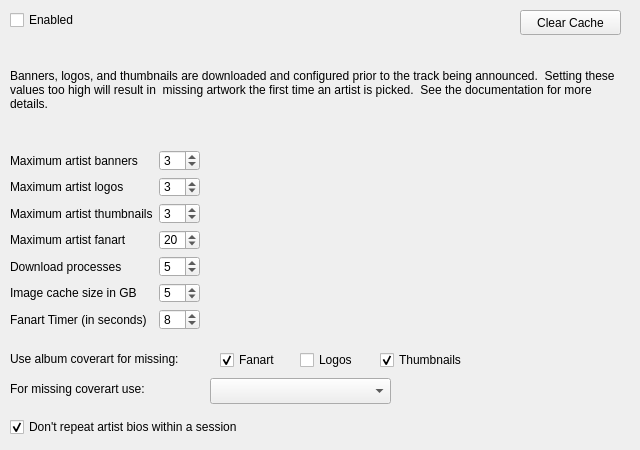
First picture: the form in nowplaying/resources/ui/artistextras.ui, repository whatsnowplaying/whats-now-playing, before the edit.
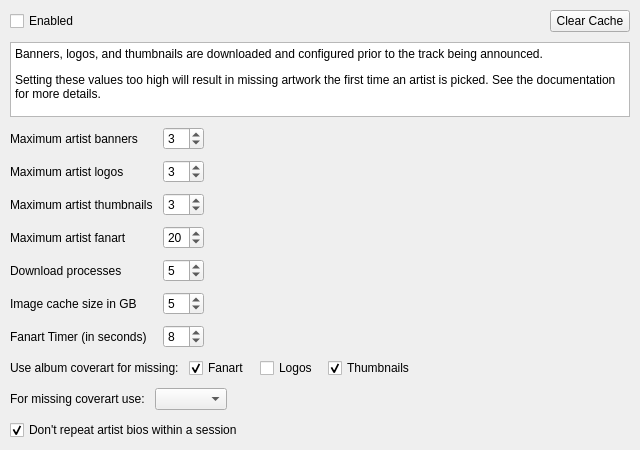
Second picture: the form after the edit.

Diff of the .ui file:
```diff
--- a/nowplaying/resources/ui/artistextras.ui
+++ b/nowplaying/resources/ui/artistextras.ui
@@ -16,31 +16,67 @@
   <property name="displayName" stdset="0">
    <string>Artist Extras</string>
   </property>
+  <layout class="QVBoxLayout" name="main_layout">
+   <property name="margin">
+    <number>10</number>
+   </property>
+   <property name="spacing">
+    <number>10</number>
+   </property>
+   <item>
+    <layout class="QHBoxLayout" name="top_layout">
+     <item>
   <widget class="QCheckBox" name="artistextras_checkbox">
-   <property name="geometry">
-    <rect>
-     <x>10</x>
-     <y>10</y>
-     <width>82</width>
-     <height>20</height>
-    </rect>
-   </property>
    <property name="text">
     <string>Enabled</string>
    </property>
   </widget>
-  <widget class="QWidget" name="formLayoutWidget_2">
-   <property name="geometry">
-    <rect>
-     <x>10</x>
-     <y>150</y>
-     <width>611</width>
-     <height>180</height>
-    </rect>
-   </property>
+     </item>
+     <item>
+      <spacer>
+       <property name="orientation">
+        <enum>Qt::Horizontal</enum>
+       </property>
+       <property name="sizeHint" stdset="0">
+        <size>
+         <width>40</width>
+         <height>20</height>
+        </size>
+       </property>
+      </spacer>
+     </item>
+     <item>
+      <widget class="QPushButton" name="clearcache_button">
+       <property name="text">
+        <string>Clear Cache</string>
+       </property>
+      </widget>
+     </item>
+    </layout>
+   </item>
+   <item>
+    <widget class="QTextBrowser" name="artistextras_desc_label">
+     <property name="sizePolicy">
+      <sizepolicy hsizetype="Expanding" vsizetype="Preferred">
+       <horstretch>0</horstretch>
+       <verstretch>0</verstretch>
+      </sizepolicy>
+     </property>
+     <property name="html">
+      <string>&lt;!DOCTYPE HTML PUBLIC &quot;-//W3C//DTD HTML 4.0//EN&quot; &quot;http://www.w3.org/TR/REC-html40/strict.dtd&quot;&gt;
+&lt;html&gt;&lt;head&gt;&lt;meta name=&quot;qrichtext&quot; content=&quot;1&quot; /&gt;&lt;style type=&quot;text/css&quot;&gt;
+p, li { white-space: pre-wrap; }
+&lt;/style&gt;&lt;/head&gt;&lt;body&gt;
+&lt;p&gt;Banners, logos, and thumbnails are downloaded and configured prior to the track being announced.&lt;/p&gt;
+&lt;p&gt;Setting these values too high will result in missing artwork the first time an artist is picked. See the documentation for more details.&lt;/p&gt;
+&lt;/body&gt;&lt;/html&gt;</string>
+     </property>
+    </widget>
+   </item>
+   <item>
    <layout class="QFormLayout" name="artistextras_layout">
     <property name="fieldGrowthPolicy">
-     <enum>QFormLayout::ExpandingFieldsGrow</enum>
+      <enum>QFormLayout::AllNonFixedFieldsGrow</enum>
     </property>
     <item row="0" column="0">
      <widget class="QLabel" name="banners_label">
@@ -50,6 +86,8 @@
      </widget>
     </item>
     <item row="0" column="1">
+      <layout class="QHBoxLayout" name="banners_layout">
+       <item>
      <widget class="QSpinBox" name="banners_spin">
       <property name="minimum">
        <number>1</number>
@@ -59,6 +97,21 @@
       </property>
      </widget>
     </item>
+       <item>
+        <spacer>
+         <property name="orientation">
+          <enum>Qt::Horizontal</enum>
+         </property>
+         <property name="sizeHint" stdset="0">
+          <size>
+           <width>40</width>
+           <height>20</height>
+          </size>
+         </property>
+        </spacer>
+       </item>
+      </layout>
+     </item>
     <item row="1" column="0">
      <widget class="QLabel" name="logos_label">
       <property name="text">
@@ -67,6 +120,8 @@
      </widget>
     </item>
     <item row="1" column="1">
+      <layout class="QHBoxLayout" name="logos_layout">
+       <item>
      <widget class="QSpinBox" name="logos_spin">
       <property name="minimum">
        <number>1</number>
@@ -76,6 +131,21 @@
       </property>
      </widget>
     </item>
+       <item>
+        <spacer>
+         <property name="orientation">
+          <enum>Qt::Horizontal</enum>
+         </property>
+         <property name="sizeHint" stdset="0">
+          <size>
+           <width>40</width>
+           <height>20</height>
+          </size>
+         </property>
+        </spacer>
+       </item>
+      </layout>
+     </item>
     <item row="2" column="0">
      <widget class="QLabel" name="thumbnails_label">
       <property name="text">
@@ -84,6 +154,8 @@
      </widget>
     </item>
     <item row="2" column="1">
+      <layout class="QHBoxLayout" name="thumbnails_layout">
+       <item>
      <widget class="QSpinBox" name="thumbnails_spin">
       <property name="minimum">
        <number>1</number>
@@ -93,6 +165,21 @@
       </property>
      </widget>
     </item>
+       <item>
+        <spacer>
+         <property name="orientation">
+          <enum>Qt::Horizontal</enum>
+         </property>
+         <property name="sizeHint" stdset="0">
+          <size>
+           <width>40</width>
+           <height>20</height>
+          </size>
+         </property>
+        </spacer>
+       </item>
+      </layout>
+     </item>
     <item row="3" column="0">
      <widget class="QLabel" name="fanart_label">
       <property name="text">
@@ -101,6 +188,8 @@
      </widget>
     </item>
     <item row="3" column="1">
+      <layout class="QHBoxLayout" name="fanart_layout">
+       <item>
      <widget class="QSpinBox" name="fanart_spin">
       <property name="minimum">
        <number>1</number>
@@ -110,6 +199,21 @@
       </property>
      </widget>
     </item>
+       <item>
+        <spacer>
+         <property name="orientation">
+          <enum>Qt::Horizontal</enum>
+         </property>
+         <property name="sizeHint" stdset="0">
+          <size>
+           <width>40</width>
+           <height>20</height>
+          </size>
+         </property>
+        </spacer>
+       </item>
+      </layout>
+     </item>
     <item row="4" column="0">
      <widget class="QLabel" name="processes_label">
       <property name="text">
@@ -118,6 +222,8 @@
      </widget>
     </item>
     <item row="4" column="1">
+      <layout class="QHBoxLayout" name="processes_layout">
+       <item>
      <widget class="QSpinBox" name="processes_spin">
       <property name="minimum">
        <number>1</number>
@@ -127,6 +233,21 @@
       </property>
      </widget>
     </item>
+       <item>
+        <spacer>
+         <property name="orientation">
+          <enum>Qt::Horizontal</enum>
+         </property>
+         <property name="sizeHint" stdset="0">
+          <size>
+           <width>40</width>
+           <height>20</height>
+          </size>
+         </property>
+        </spacer>
+       </item>
+      </layout>
+     </item>
     <item row="5" column="0">
      <widget class="QLabel" name="sizelimit_label">
       <property name="text">
@@ -135,6 +256,8 @@
      </widget>
     </item>
     <item row="5" column="1">
+      <layout class="QHBoxLayout" name="sizelimit_layout">
+       <item>
      <widget class="QSpinBox" name="sizelimit_spin">
       <property name="minimum">
        <number>1</number>
@@ -144,6 +267,21 @@
       </property>
      </widget>
     </item>
+       <item>
+        <spacer>
+         <property name="orientation">
+          <enum>Qt::Horizontal</enum>
+         </property>
+         <property name="sizeHint" stdset="0">
+          <size>
+           <width>40</width>
+           <height>20</height>
+          </size>
+         </property>
+        </spacer>
+       </item>
+      </layout>
+     </item>
     <item row="6" column="0">
      <widget class="QLabel" name="fanartdelay_label">
       <property name="text">
@@ -152,39 +290,42 @@
      </widget>
     </item>
     <item row="6" column="1">
+      <layout class="QHBoxLayout" name="fanartdelay_layout">
+       <item>
      <widget class="QSpinBox" name="fanartdelay_spin">
       <property name="value">
        <number>8</number>
       </property>
      </widget>
     </item>
-   </layout>
-  </widget>
-  <widget class="QLabel" name="artistextras_desc_label">
-   <property name="geometry">
-    <rect>
-     <x>10</x>
-     <y>40</y>
-     <width>611</width>
-     <height>100</height>
-    </rect>
-   </property>
+       <item>
+        <spacer>
+         <property name="orientation">
+          <enum>Qt::Horizontal</enum>
+         </property>
+         <property name="sizeHint" stdset="0">
+          <size>
+           <width>40</width>
+           <height>20</height>
+          </size>
+         </property>
+        </spacer>
+       </item>
+      </layout>
+     </item>
+    </layout>
+   </item>
+   <item>
+    <layout class="QHBoxLayout" name="missingcoverart_layout">
+     <item>
+      <widget class="QLabel" name="missingcoverart_label">
    <property name="text">
-    <string>Banners, logos, and thumbnails are downloaded and configured prior to the track being announced.  Setting these values too high will result in  missing artwork the first time an artist is picked.  See the documentation for more details.</string>
-   </property>
-   <property name="wordWrap">
-    <bool>true</bool>
-   </property>
-  </widget>
+        <string>Use album coverart for missing:</string>
+       </property>
+      </widget>
+     </item>
+     <item>
   <widget class="QCheckBox" name="missingfanart_checkbox">
-   <property name="geometry">
-    <rect>
-     <x>220</x>
-     <y>348</y>
-     <width>71</width>
-     <height>24</height>
-    </rect>
-   </property>
    <property name="text">
     <string>Fanart</string>
    </property>
@@ -192,15 +333,9 @@
     <bool>true</bool>
    </property>
   </widget>
+     </item>
+     <item>
   <widget class="QCheckBox" name="missinglogos_checkbox">
-   <property name="geometry">
-    <rect>
-     <x>300</x>
-     <y>348</y>
-     <width>71</width>
-     <height>24</height>
-    </rect>
-   </property>
    <property name="text">
     <string>Logos</string>
    </property>
@@ -208,28 +343,9 @@
     <bool>false</bool>
    </property>
   </widget>
-  <widget class="QLabel" name="missingcoverart_label">
-   <property name="geometry">
-    <rect>
-     <x>10</x>
-     <y>350</y>
-     <width>201</width>
-     <height>18</height>
-    </rect>
-   </property>
-   <property name="text">
-    <string>Use album coverart for missing:</string>
-   </property>
-  </widget>
+     </item>
+     <item>
   <widget class="QCheckBox" name="missingthumbs_checkbox">
-   <property name="geometry">
-    <rect>
-     <x>380</x>
-     <y>348</y>
-     <width>101</width>
-     <height>24</height>
-    </rect>
-   </property>
    <property name="text">
     <string>Thumbnails</string>
    </property>
@@ -237,51 +353,51 @@
     <bool>true</bool>
    </property>
   </widget>
-  <widget class="QPushButton" name="clearcache_button">
-   <property name="geometry">
-    <rect>
-     <x>520</x>
-     <y>10</y>
-     <width>101</width>
-     <height>25</height>
-    </rect>
-   </property>
-   <property name="text">
-    <string>Clear Cache</string>
-   </property>
-  </widget>
+     </item>
+     <item>
+      <spacer>
+       <property name="orientation">
+        <enum>Qt::Horizontal</enum>
+       </property>
+       <property name="sizeHint" stdset="0">
+        <size>
+         <width>40</width>
+         <height>20</height>
+        </size>
+       </property>
+      </spacer>
+     </item>
+    </layout>
+   </item>
+   <item>
+    <layout class="QHBoxLayout" name="coverart_layout">
+     <item>
   <widget class="QLabel" name="label">
-   <property name="geometry">
-    <rect>
-     <x>10</x>
-     <y>380</y>
-     <width>191</width>
-     <height>18</height>
-    </rect>
-   </property>
    <property name="text">
     <string>For missing coverart use:</string>
    </property>
   </widget>
-  <widget class="QComboBox" name="coverart_combobox">
-   <property name="geometry">
-    <rect>
-     <x>210</x>
-     <y>378</y>
-     <width>181</width>
-     <height>26</height>
-    </rect>
-   </property>
-  </widget>
+     </item>
+     <item>
+      <widget class="QComboBox" name="coverart_combobox"/>
+     </item>
+     <item>
+      <spacer>
+       <property name="orientation">
+        <enum>Qt::Horizontal</enum>
+       </property>
+       <property name="sizeHint" stdset="0">
+        <size>
+         <width>40</width>
+         <height>20</height>
+        </size>
+       </property>
+      </spacer>
+     </item>
+    </layout>
+   </item>
+   <item>
   <widget class="QCheckBox" name="bio_dedup_checkbox">
-   <property name="geometry">
-    <rect>
-     <x>10</x>
-     <y>415</y>
-     <width>500</width>
-     <height>24</height>
-    </rect>
-   </property>
    <property name="text">
     <string>Don't repeat artist bios within a session</string>
    </property>
@@ -289,6 +405,21 @@
     <bool>true</bool>
    </property>
   </widget>
+   </item>
+   <item>
+    <spacer>
+     <property name="orientation">
+      <enum>Qt::Vertical</enum>
+     </property>
+     <property name="sizeHint" stdset="0">
+      <size>
+       <width>20</width>
+       <height>40</height>
+      </size>
+     </property>
+    </spacer>
+   </item>
+  </layout>
  </widget>
  <resources/>
  <connections>
```
Left out of the diff: 120 changed lines with no effect on the pictures. Lines whose indentation alone changed are shown as unchanged.
